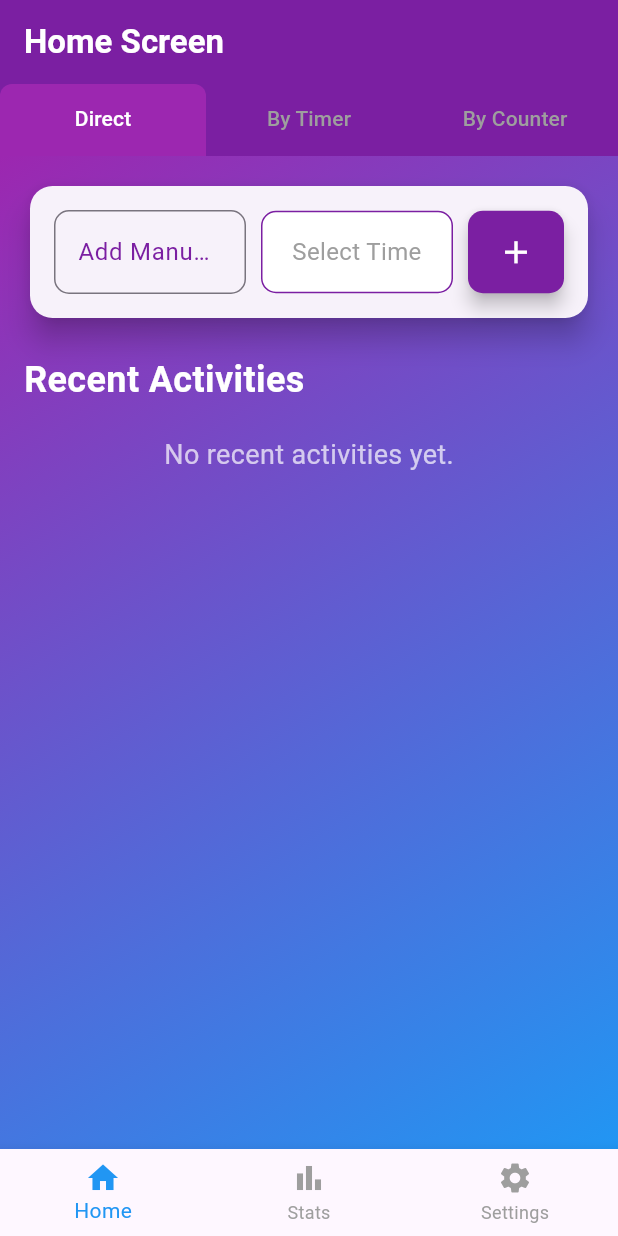
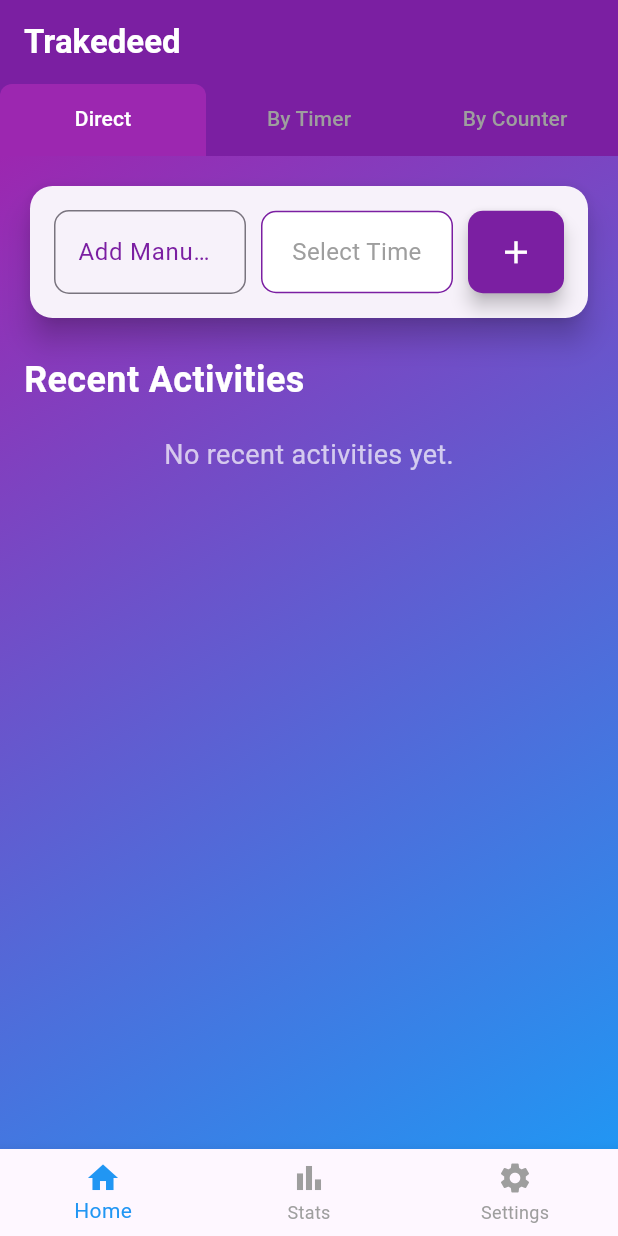
Before and after one commit to psjhimanshu/activity_tracker, a Flutter app: the screen it shows after launch, on a phone screen of 412 x 824 dp. Run offline on Flutter 3.47's test engine with Material 3 defaults, Android fonts, the light colour scheme and no system bars; our stand-ins replace audioplayers, firebase_core, get, shared_preferences, syncfusion_flutter_charts; accounts and stored records are empty.

Commit message:
Home screen done 99% work

```diff
--- a/lib/Screens/HomeScreen.dart
+++ b/lib/Screens/HomeScreen.dart
@@ -99,7 +99,7 @@ class _HomeScreenState extends State<HomeScreen> {
           return Scaffold(
             appBar: AppBar(
               title: const Text(
-                "Home Screen",
+                "Trakedeed",
                 style: TextStyle(
                   fontWeight: FontWeight.bold,
                   color: Colors.white,
--- a/pubspec.yaml
+++ b/pubspec.yaml
@@ -40,6 +40,7 @@ dependencies:
   shared_preferences: ^2.5.3
   syncfusion_flutter_charts: ^29.1.35
   firebase_core: ^3.13.0
+
 
 dev_dependencies:
   flutter_test:
```
Also changed, not shown: 125 other files.
